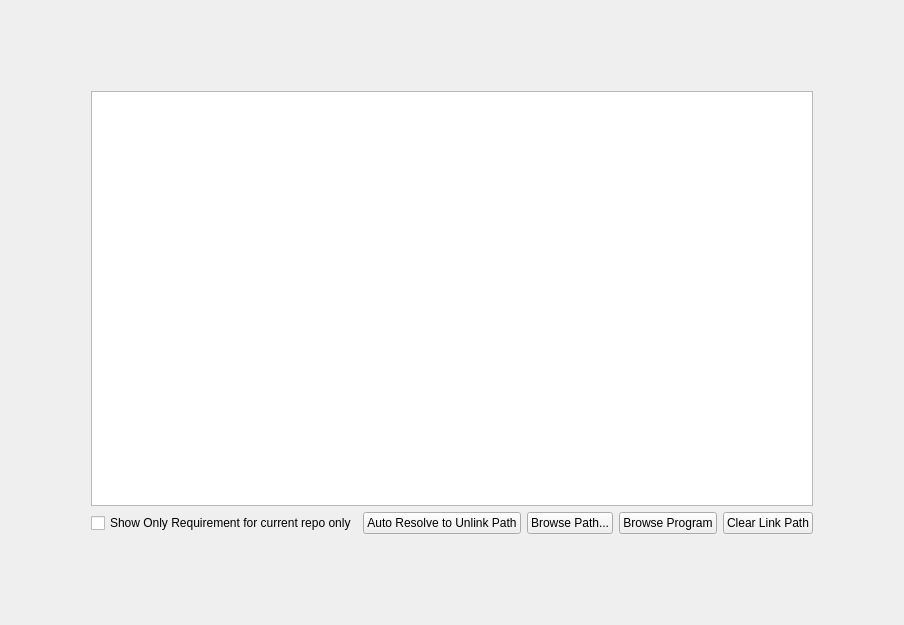
Qt form plugins/core/software_linker/ProgramLauncherWindow.ui (tonmaiart/UkoreHub) before a commit.
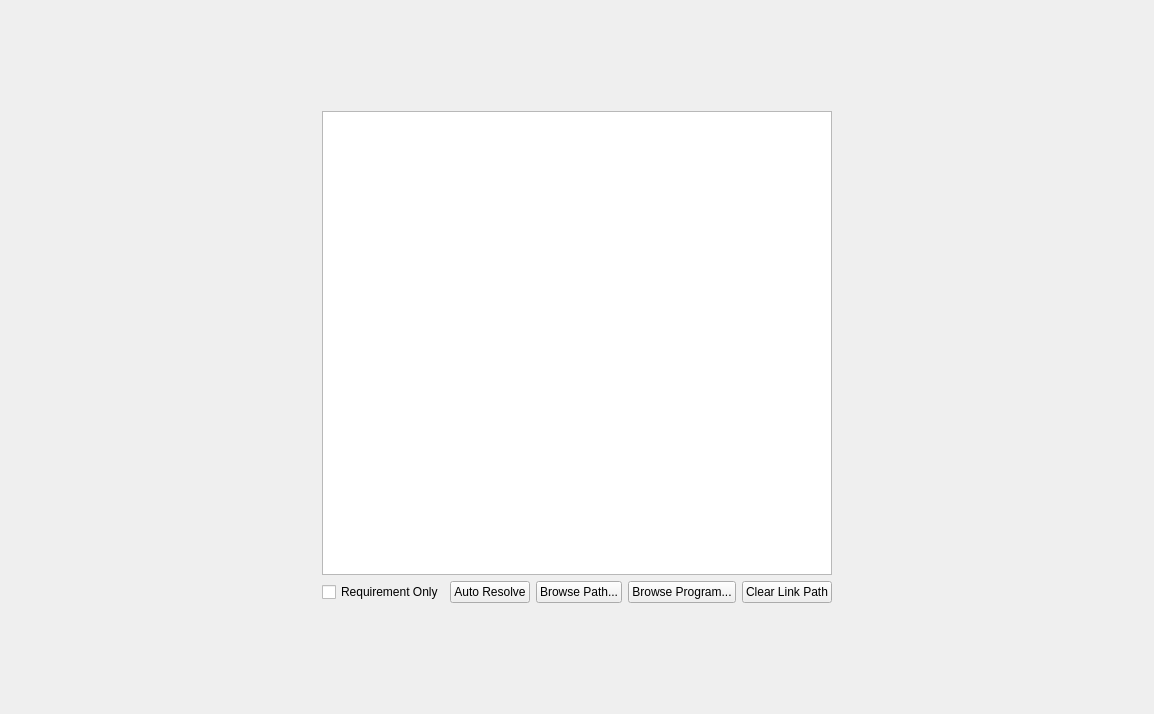
The same form after that commit.

What changed in the file:
```diff
--- a/plugins/core/software_linker/ProgramLauncherWindow.ui
+++ b/plugins/core/software_linker/ProgramLauncherWindow.ui
@@ -6,8 +6,8 @@
    <rect>
     <x>0</x>
     <y>0</y>
-    <width>837</width>
-    <height>625</height>
+    <width>1154</width>
+    <height>714</height>
    </rect>
   </property>
   <property name="windowTitle">
@@ -18,21 +18,38 @@
     <widget class="QWidget" name="widget" native="true">
      <layout class="QGridLayout" name="gridLayout">
       <property name="leftMargin">
-       <number>80</number>
+       <number>100</number>
       </property>
       <property name="topMargin">
-       <number>80</number>
+       <number>100</number>
       </property>
       <property name="rightMargin">
-       <number>80</number>
+       <number>100</number>
       </property>
       <property name="bottomMargin">
-       <number>80</number>
+       <number>100</number>
       </property>
       <item row="0" column="0">
+       <layout class="QHBoxLayout" name="horizontalLayout_2" stretch="5,2,5">
+        <item>
+         <spacer name="horizontalSpacer_2">
+          <property name="orientation">
+           <enum>Qt::Horizontal</enum>
+          </property>
+          <property name="sizeHint" stdset="0">
+           <size>
+            <width>40</width>
+            <height>20</height>
+           </size>
+          </property>
+         </spacer>
+        </item>
+        <item>
+         <layout class="QVBoxLayout" name="verticalLayout">
+          <item>
        <widget class="QListWidget" name="listWidget_program_list"/>
       </item>
-      <item row="1" column="0">
+          <item>
        <layout class="QHBoxLayout" name="horizontalLayout">
         <item>
          <spacer name="horizontalSpacer">
@@ -50,14 +67,14 @@
         <item>
          <widget class="QCheckBox" name="checkBox_ShowOnlyRequirement">
           <property name="text">
-           <string>Show Only Requirement for current repo only</string>
+               <string>Requirement Only</string>
           </property>
          </widget>
         </item>
         <item>
          <widget class="QPushButton" name="pushButton_auto_resolve">
           <property name="text">
-           <string>Auto Resolve to Unlink Path</string>
+               <string>Auto Resolve</string>
           </property>
          </widget>
         </item>
@@ -71,7 +88,7 @@
         <item>
          <widget class="QPushButton" name="pushButton_browse_program">
           <property name="text">
-           <string>Browse Program</string>
+               <string>Browse Program...</string>
           </property>
          </widget>
         </item>
@@ -81,6 +98,23 @@
            <string>Clear Link Path</string>
           </property>
          </widget>
+            </item>
+           </layout>
+          </item>
+         </layout>
+        </item>
+        <item>
+         <spacer name="horizontalSpacer_3">
+          <property name="orientation">
+           <enum>Qt::Horizontal</enum>
+          </property>
+          <property name="sizeHint" stdset="0">
+           <size>
+            <width>40</width>
+            <height>20</height>
+           </size>
+          </property>
+         </spacer>
         </item>
        </layout>
       </item>
```
Lines whose indentation alone changed are shown as unchanged.
